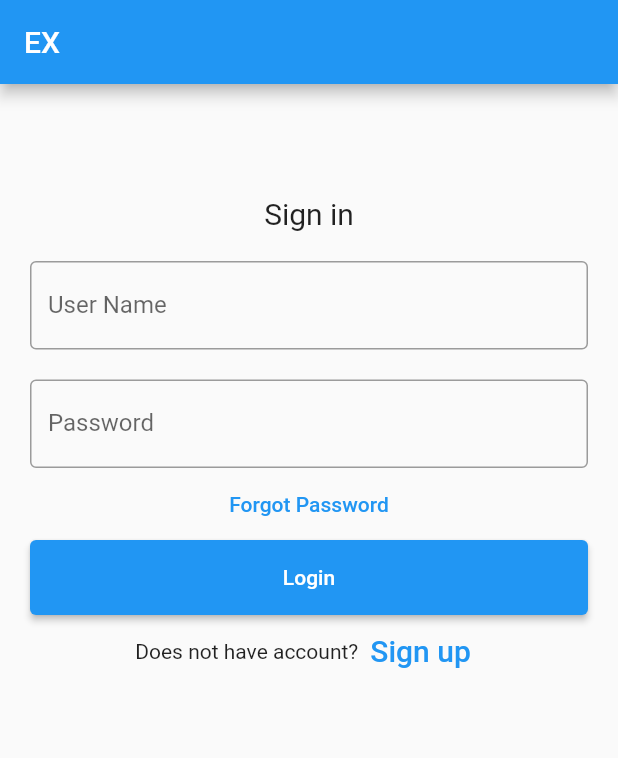
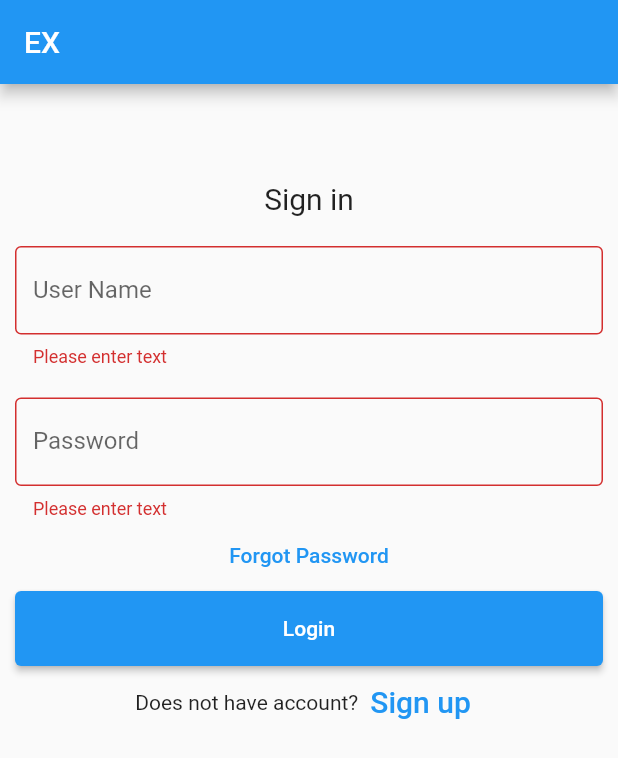
Before and after one commit to RayleightN/learn_flutter, a Flutter app: the screen it shows after launch, after a tap on "Login", on a phone screen of 412 x 824 dp. Shown: the top 758 px of the screen. Run offline on Flutter 3.47's test engine with Material 2 defaults, Android fonts, the phone set to English and light mode, and no system bars.

```diff
--- a/lib/main.dart
+++ b/lib/main.dart
@@ -1,4 +1,3 @@
-
 import 'package:flutter/material.dart';
 
 void main() => runApp(const MyApp());
@@ -16,6 +15,34 @@ class MyApp extends StatelessWidget {
         appBar: AppBar(title: const Text(_title)),
         body: const MyStatefulWidget(),
       ),
+      /*initialRoute: '/',
+      routes: <String, WidgetBuilder>{
+        '/': (context) => const MyStatefulWidget(),
+        '/second': (context) => SecondHome(),
+      },*/
+    );
+  }
+}
+
+class SecondHome extends StatelessWidget {
+  @override
+  Widget build(BuildContext context) {
+    return Scaffold(
+      appBar: AppBar(
+        title: Text('Second Home'),
+      ),
+      body: Center(
+        /*child: RaisedButton(
+          onPressed: () {
+            Navigator.pop(context);
+          },
+          child: Text('Go Back'),
+        ),*/
+        child: const Text(
+              'You are login',
+              style: TextStyle(fontSize: 20),
+        ),
+      ),
     );
   }
 }
@@ -30,16 +57,15 @@ class MyStatefulWidget extends StatefulWidget {
 class _MyStatefulWidgetState extends State<MyStatefulWidget> {
   TextEditingController nameController = TextEditingController();
   TextEditingController passwordController = TextEditingController();
-  final formLogin = GlobalKey<FormState>();
+  final _formKey = GlobalKey<FormState>();
   late  String _username;
   late String _password;
 
   @override
   Widget build(BuildContext context) {
-    return Padding(
-        padding: const EdgeInsets.all(10),
+    return Form(
+        key: _formKey,
         child: ListView(
-          key: formLogin,
           children: <Widget>[
             Container(
                 alignment: Alignment.center,
@@ -79,13 +105,19 @@ class _MyStatefulWidgetState extends State<MyStatefulWidget> {
             ),
             Container(
               padding: const EdgeInsets.fromLTRB(10, 10, 10, 0),
-              child: TextField(
+              child: TextFormField(
                 obscureText: true,
                 controller: passwordController,
                 decoration: const InputDecoration(
                   border: OutlineInputBorder(),
                   labelText: 'Password',
                 ),
+                validator: (value) {
+                  if (value == null || value.isEmpty) {
+                    return 'Please enter text';
+                  }
+                  return null;
+                },
               ),
             ),
             TextButton(
@@ -102,9 +134,17 @@ class _MyStatefulWidgetState extends State<MyStatefulWidget> {
                   onPressed: () {
                     //print(nameController.text);
                     //print(passwordController.text);
-                    if (formLogin.currentState!.validate()) {
-                      //formLogin.currentState.save();
+                    if (_formKey.currentState!.validate()) {
+                      //_formKey.currentState.save();
                       // use the email provided here
+                      ScaffoldMessenger.of(context).showSnackBar(
+                        const SnackBar(content: Text('Processing Data')),
+                      );
+                      Navigator.push(
+                        context,
+                        MaterialPageRoute(builder: (context) => SecondHome()),
+                      );
+                      //Navigator.pushNamed(context, '/second');
                     }
                   },
                 )
```
